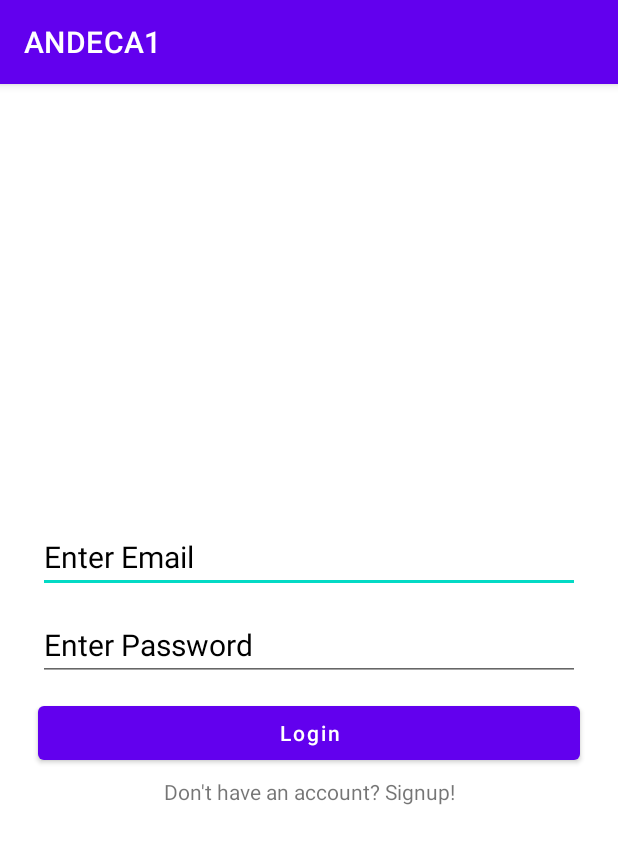
After one commit to ZeffJsdan/ANDECA2, an Android app: the LoginActivity screen opened directly, with no data from a screen before it, on a phone screen of 412 x 824 dp. The commit adds this screen. Shown: the top 844 px of the screen. Run offline under Robolectric (Android 15) with nearby library versions, the phone set to English and light mode, and no system bars.

Commit message:
Add Login,Registration(No functions), add firebase(Authentication & Real-Time Database)

```diff
--- a/app/build.gradle
+++ b/app/build.gradle
@@ -1,6 +1,7 @@
 plugins {
     id 'com.android.application'
 }
+apply plugin: 'com.google.gms.google-services'
 
 android {
     compileSdk 30
@@ -39,7 +40,12 @@ dependencies {
     implementation 'androidx.lifecycle:lifecycle-viewmodel-ktx:2.3.1'
     implementation 'androidx.navigation:navigation-fragment:2.3.5'
     implementation 'androidx.navigation:navigation-ui:2.3.5'
+    implementation 'com.google.firebase:firebase-auth:19.2.0'
+    implementation 'com.google.firebase:firebase-database:19.2.1'
     testImplementation 'junit:junit:4.+'
     androidTestImplementation 'androidx.test.ext:junit:1.1.3'
     androidTestImplementation 'androidx.test.espresso:espresso-core:3.4.0'
+
+    implementation platform('com.google.firebase:firebase-bom:29.0.4')
+    implementation 'com.google.firebase:firebase-analytics'
 }
--- /dev/null
+++ b/app/src/main/java/com/example/andeca1/LoginActivity.java
@@ -0,0 +1,34 @@
+package com.example.andeca1;
+
+import androidx.appcompat.app.AppCompatActivity;
+
+import android.content.Intent;
+import android.os.Bundle;
+import android.view.View;
+import android.widget.Button;
+import android.widget.EditText;
+import android.widget.TextView;
+
+public class LoginActivity extends AppCompatActivity implements View.OnClickListener{
+
+    private EditText email,password;
+    private Button loginBtn;
+    private TextView loginQn;
+
+    @Override
+    protected void onCreate(Bundle savedInstanceState) {
+        super.onCreate(savedInstanceState);
+        setContentView(R.layout.activity_login);
+
+        email = findViewById(R.id.email);
+        password = findViewById(R.id.password);
+        loginBtn = findViewById(R.id.loginBtn);
+        loginQn = findViewById(R.id.loginQn);
+    }
+
+    @Override
+    public void onClick(View v){
+        Intent intent = new Intent(LoginActivity.this,Registration.class);
+        startActivity(intent);
+    }
+}
--- a/app/src/main/java/com/example/andeca1/SplashScreen.java
+++ b/app/src/main/java/com/example/andeca1/SplashScreen.java
@@ -23,7 +23,7 @@ public class SplashScreen extends AppCompatActivity {
                 } finally
                 {
                     // Launch the MainActivity class
-                    Intent intent = new Intent(SplashScreen.this, MainActivity.class);
+                    Intent intent = new Intent(SplashScreen.this, LoginActivity.class);
                     startActivity(intent);
                 }
 
--- /dev/null
+++ b/app/src/main/res/layout/activity_login.xml
@@ -0,0 +1,49 @@
+<?xml version="1.0" encoding="utf-8"?>
+<LinearLayout xmlns:android="http://schemas.android.com/apk/res/android"
+    xmlns:app="http://schemas.android.com/apk/res-auto"
+    xmlns:tools="http://schemas.android.com/tools"
+    android:layout_width="match_parent"
+    android:layout_height="match_parent"
+    android:orientation="vertical"
+    android:gravity="center"
+    android:layout_margin="20dp"
+    tools:context=".LoginActivity">
+
+
+    <EditText
+        android:id="@+id/email"
+        android:layout_width="match_parent"
+        android:layout_height="wrap_content"
+        android:hint="Enter Email"
+        android:textColor="#000"
+        android:inputType="textEmailAddress"
+        android:textSize="20sp"
+        android:layout_margin="5dp"
+        android:textColorHint="#000"/>
+
+    <EditText
+        android:id="@+id/password"
+        android:layout_width="match_parent"
+        android:layout_height="wrap_content"
+        android:hint="Enter Password"
+        android:inputType="textPassword"
+        android:textColor="#000"
+        android:textSize="20sp"
+        android:layout_margin="5dp"
+        android:textColorHint="#000"/>
+    <Button
+        android:id="@+id/loginBtn"
+        android:layout_width="match_parent"
+        android:layout_height="wrap_content"
+        android:layout_margin="5dp"
+        android:text="Login"
+        android:textAllCaps="false"/>
+    <TextView
+        android:id="@+id/loginQn"
+        android:layout_width="match_parent"
+        android:layout_height="wrap_content"
+        android:text="Don't have an account? Signup!"
+        android:gravity="center"
+        android:onClick="onClick"/>
+
+</LinearLayout>
--- a/build.gradle
+++ b/build.gradle
@@ -6,7 +6,7 @@ buildscript {
     }
     dependencies {
         classpath "com.android.tools.build:gradle:7.0.3"
-
+        classpath 'com.google.gms:google-services:4.3.10'
         // NOTE: Do not place your application dependencies here; they belong
         // in the individual module build.gradle files
     }
```
Also changed, not shown: app/src/main/AndroidManifest.xml (+10 -5 lines), app/src/main/java/com/example/andeca1/Registration.java (added, +32 -0 lines), app/src/main/res/layout/activity_registration.xml (added, +47 -0 lines), 1 other file.
